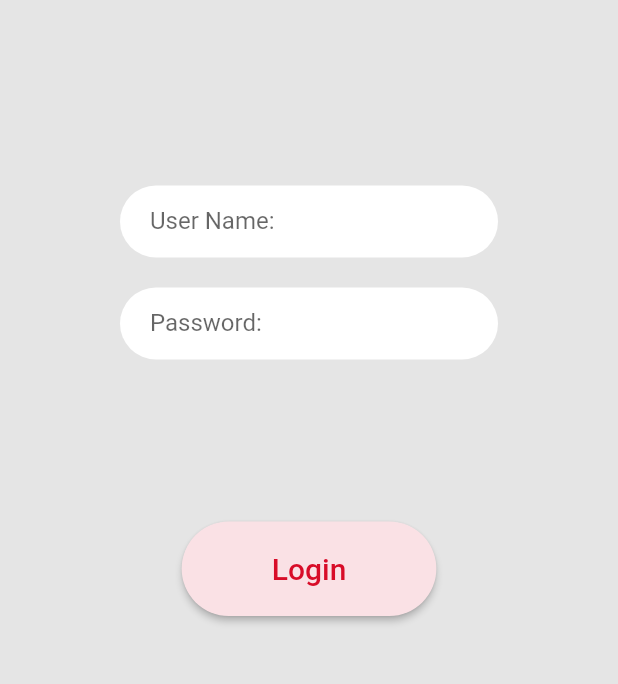
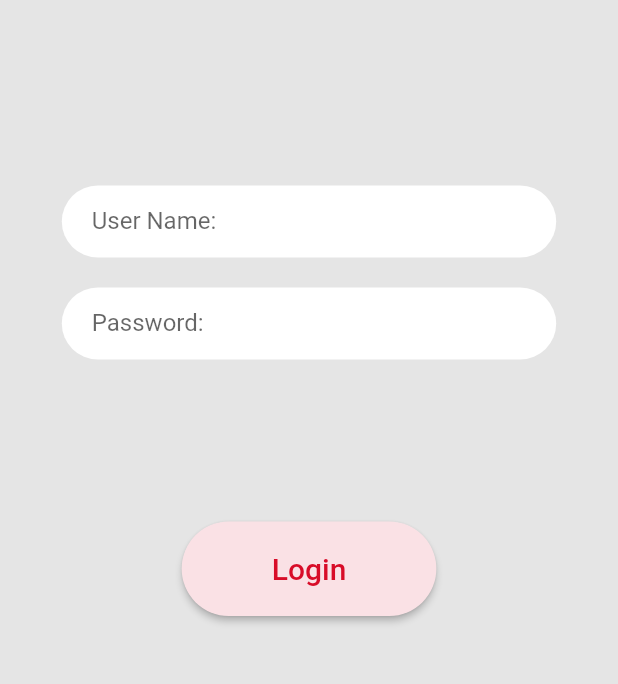
Before and after one commit to naoyuki1115/wovenlog, a Flutter app: the screen it shows after launch, on a phone screen of 412 x 824 dp, the part 458-1142 px from its top. Run offline on Flutter 3.47's test engine with Material 2 defaults, Android fonts, the light colour scheme and no system bars; our stand-ins replace flutter_svg.

Commit message:
WV-07-03: modify styles and placment

```diff
--- a/lib/screens/login_screen.dart
+++ b/lib/screens/login_screen.dart
@@ -21,52 +21,48 @@ class _LoginScreenState extends State<LoginScreen> {
   @override
   Widget build(BuildContext context) {
     return Scaffold(
+      //背景色設定
       backgroundColor: kBackgroundColor,
-      // appBar: AppBar(
-      //   title: Text('Login Screen'),
 
-      // ),
       body: Column(
         mainAxisAlignment: MainAxisAlignment.center,
         children: [
+          //ロゴ上の余白
           Expanded(child: Container()),//余白
-          SvgPicture.asset('assets/images/woven_planet_logo.svg'),//Wovenロゴ
+          //ロゴ
+          SvgPicture.asset('assets/images/woven_planet_logo.svg'),
+          //ロゴ下の余白
           Expanded(child: Container()),//余白]
+          //認証NGメッセージ表示場所
           Container(
-              // color: kSecondaryColor,
-              // decoration: BoxDecoration(
-              //   //border: Border.all(color: Colors.red),
-              //   borderRadius: BorderRadius.circular(10),
-              // ),
               child: Text(
-                errMsg,
-                style: TextStyle(
-                  color: kPrimaryColor,
-                ),
+                errMsg, //loginボタン押下後に表示内容更新
+                style: TextStyle(color: kPrimaryColor),
               ),
           ),
 
+          //入力フォーム
           Container(
+            child: Row(children: [
+              //左の余白
+              Expanded(flex: 1, child: Container(),),//余白
               //入力フォーム
-            padding: EdgeInsets.only(right: 80.0, left: 80.0),
-            child: Column(children: [
-
+              Expanded(flex:8,
+                child:Column(children: [
                   //UserName入力フォーム
                   TextFormField(
                     decoration: InputDecoration(
                       labelText: 'User Name:',
-                  //入力フォーム フォントサイズ
                       hintText: 'User Name',
-                  //hintStyle: const TextStyle(fontSize: 20),
                       //入力フォーム 背景色
                       fillColor: Colors.white,
                       filled: true,
                       //フォームの丸み
                       border: OutlineInputBorder(
                         borderRadius: BorderRadius.circular(35),
-                    borderSide: BorderSide.none,
+                        borderSide: BorderSide.none,//枠線削除
                       ),
-                  //padding
+                      //入力フォーム内のpadding
                       contentPadding: const EdgeInsets.symmetric(
                         vertical: 10,
                         horizontal: 20,
@@ -86,21 +82,20 @@ class _LoginScreenState extends State<LoginScreen> {
 
                   // パスワード入力フォーム
                   TextFormField(
-                obscureText: true,
+                    obscureText: true,//入力内容非表示
                     decoration: InputDecoration(
                       labelText: 'Password:',
                       //入力フォーム フォントサイズ
                       hintText: 'Password',
-                  //hintStyle: const TextStyle(fontSize: 20),
                       //入力フォーム 背景色
                       fillColor: Colors.white,
                       filled: true,
                       //フォームの丸み
                       border: OutlineInputBorder(
                         borderRadius: BorderRadius.circular(35),
-                    borderSide: BorderSide.none,
+                        borderSide: BorderSide.none,//枠線削除
                       ),
-                  //padding
+                      //入力フォーム内のpadding
                       contentPadding: const EdgeInsets.symmetric(
                         vertical: 10,
                         horizontal: 20,
@@ -112,15 +107,21 @@ class _LoginScreenState extends State<LoginScreen> {
                       });
                     },
                   ),
-            ],)
+                ],),
               ),
+              //右の余白
+              Expanded(flex: 1, child: Container()),//余白
+            ]),
+          ),
+
+          //入力フォーム下の余白
           Expanded(child: Container()),//余白
 
           //ログインボタン
           ElevatedButton(
             style: ElevatedButton.styleFrom(
                 primary: kSecondaryColor, //ボタンの背景色
-                shape: const StadiumBorder(),
+                shape: const StadiumBorder(),//ボタンの端を丸める
                 padding: EdgeInsets.symmetric(
                   horizontal: 60,
                   vertical: 20,
```
Lines whose indentation alone changed are shown as unchanged.
